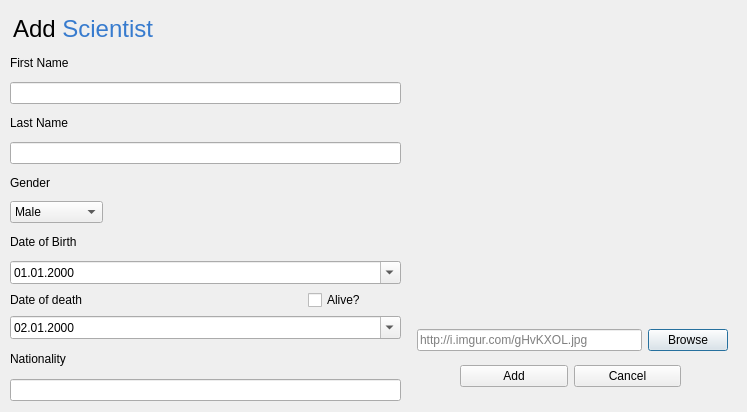
First picture: the form in ui/scientistdialog.ui, repository VLN-H7/Skil3, before the edit.
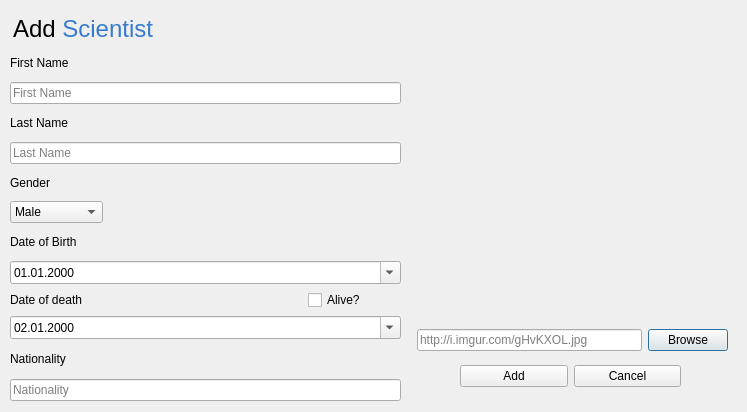
Second picture: the form after the edit.

Commit message: Added placeholders and renamed deleteType to removeType

Patch:
```diff
--- a/ui/scientistdialog.ui
+++ b/ui/scientistdialog.ui
@@ -117,10 +117,18 @@
      </widget>
     </item>
     <item row="12" column="0" colspan="4">
-     <widget class="QLineEdit" name="inputNationality"/>
+     <widget class="QLineEdit" name="inputNationality">
+      <property name="placeholderText">
+       <string>Nationality</string>
+      </property>
+     </widget>
     </item>
     <item row="3" column="0" colspan="4">
-     <widget class="QLineEdit" name="inputLastName"/>
+     <widget class="QLineEdit" name="inputLastName">
+      <property name="placeholderText">
+       <string>Last Name</string>
+      </property>
+     </widget>
     </item>
     <item row="0" column="0" colspan="2">
      <widget class="QLabel" name="first_name_label">
@@ -151,7 +159,11 @@
      </widget>
     </item>
     <item row="1" column="0" colspan="4">
-     <widget class="QLineEdit" name="inputFirstName"/>
+     <widget class="QLineEdit" name="inputFirstName">
+      <property name="placeholderText">
+       <string>First Name</string>
+      </property>
+     </widget>
     </item>
     <item row="0" column="2" colspan="2">
      <widget class="QLabel" name="label_error_first_name">
```
The commit also changes 6 other files.
